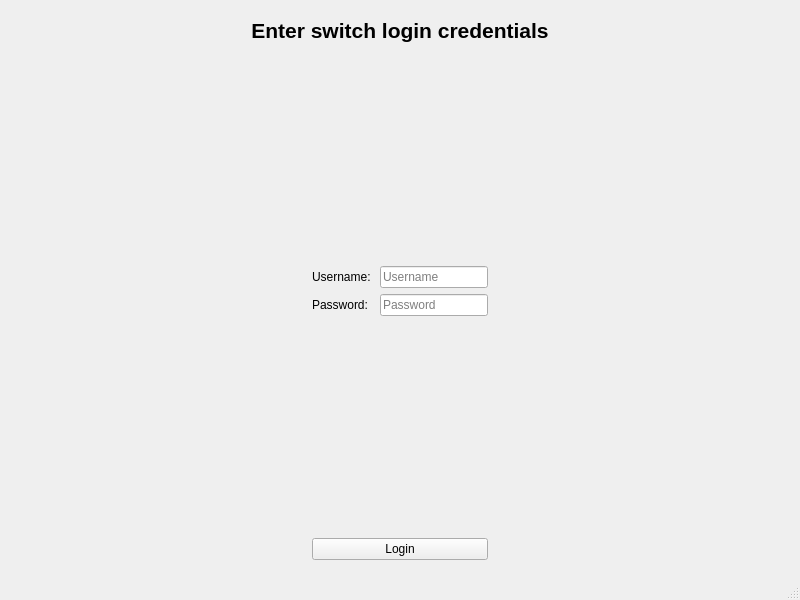
This is Ui_Files/main_window.ui in Verter18328/RPH-RougePortsHunter as Qt 5 draws it before an edit. The edited form follows.
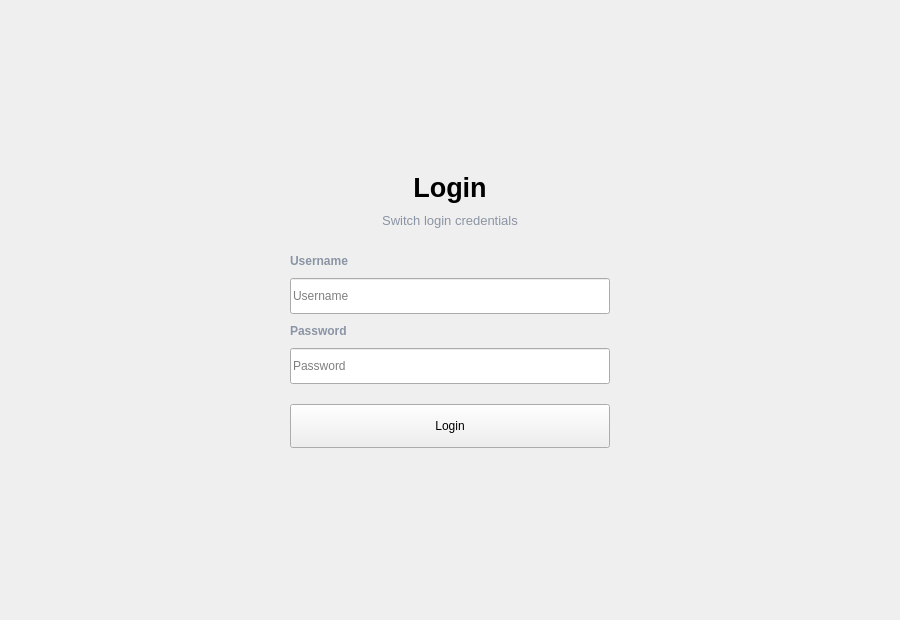
This is the edited form. The open tabs and pages were chosen to show the change.

Commit message: feat: motyw Qt, odświeżony GUI i animowany postęp pobierania

```diff
--- a/Ui_Files/main_window.ui
+++ b/Ui_Files/main_window.ui
@@ -6,16 +6,31 @@
    <rect>
     <x>0</x>
     <y>0</y>
-    <width>800</width>
-    <height>600</height>
+    <width>900</width>
+    <height>620</height>
    </rect>
   </property>
   <property name="windowTitle">
    <string>MainWindow</string>
   </property>
   <widget class="QWidget" name="centralwidget">
-   <layout class="QGridLayout" name="gridLayout">
-    <item row="1" column="0">
+   <layout class="QVBoxLayout" name="centralLayout">
+    <property name="leftMargin">
+     <number>0</number>
+    </property>
+    <property name="topMargin">
+     <number>0</number>
+    </property>
+    <property name="rightMargin">
+     <number>0</number>
+    </property>
+    <property name="bottomMargin">
+     <number>0</number>
+    </property>
+    <property name="spacing">
+     <number>0</number>
+    </property>
+    <item>
      <widget class="QStackedWidget" name="stackedWidget">
       <property name="currentIndex">
        <number>2</number>
@@ -144,16 +159,21 @@
        </layout>
       </widget>
       <widget class="QWidget" name="loginPage">
-       <layout class="QGridLayout" name="gridLayout_3">
-        <item row="0" column="1" colspan="4">
-         <widget class="QLabel" name="label_3">
-          <property name="text">
-           <string>&lt;html&gt;&lt;head/&gt;&lt;body&gt;&lt;p align=&quot;center&quot;&gt;&lt;span style=&quot; font-size:16pt; font-weight:600;&quot;&gt;Enter switch login credentials&lt;/span&gt;&lt;/p&gt;&lt;/body&gt;&lt;/html&gt;</string>
-          </property>
-         </widget>
-        </item>
-        <item row="1" column="0">
-         <spacer name="horizontalSpacer_5">
+       <layout class="QHBoxLayout" name="loginPageLayout">
+        <property name="leftMargin">
+         <number>40</number>
+        </property>
+        <property name="topMargin">
+         <number>40</number>
+        </property>
+        <property name="rightMargin">
+         <number>40</number>
+        </property>
+        <property name="bottomMargin">
+         <number>40</number>
+        </property>
+        <item>
+         <spacer name="loginLeftSpacer">
           <property name="orientation">
            <enum>Qt::Horizontal</enum>
           </property>
@@ -165,102 +185,210 @@
           </property>
          </spacer>
         </item>
-        <item row="1" column="2" colspan="2">
-         <spacer name="verticalSpacer_4">
-          <property name="orientation">
-           <enum>Qt::Vertical</enum>
-          </property>
-          <property name="sizeHint" stdset="0">
+        <item>
+         <widget class="QWidget" name="loginFormContainer" native="true">
+          <property name="minimumSize">
            <size>
-            <width>20</width>
-            <height>40</height>
+            <width>320</width>
+            <height>0</height>
            </size>
           </property>
-         </spacer>
-        </item>
-        <item row="2" column="1">
-         <spacer name="horizontalSpacer_7">
-          <property name="orientation">
-           <enum>Qt::Horizontal</enum>
-          </property>
-          <property name="sizeHint" stdset="0">
+          <property name="maximumSize">
            <size>
-            <width>40</width>
-            <height>20</height>
+            <width>380</width>
+            <height>16777215</height>
            </size>
           </property>
-         </spacer>
-        </item>
-        <item row="2" column="4">
-         <spacer name="horizontalSpacer_8">
-          <property name="orientation">
-           <enum>Qt::Horizontal</enum>
-          </property>
-          <property name="sizeHint" stdset="0">
-           <size>
-            <width>40</width>
-            <height>20</height>
-           </size>
-          </property>
-         </spacer>
-        </item>
-        <item row="2" column="2">
-         <widget class="QLabel" name="label_4">
-          <property name="sizePolicy">
-           <sizepolicy hsizetype="Maximum" vsizetype="Preferred">
-            <horstretch>0</horstretch>
-            <verstretch>0</verstretch>
-           </sizepolicy>
-          </property>
-          <property name="text">
-           <string>Username: </string>
-          </property>
+          <layout class="QVBoxLayout" name="loginLayout">
+           <property name="leftMargin">
+            <number>0</number>
+           </property>
+           <property name="topMargin">
+            <number>0</number>
+           </property>
+           <property name="rightMargin">
+            <number>0</number>
+           </property>
+           <property name="bottomMargin">
+            <number>0</number>
+           </property>
+           <property name="spacing">
+            <number>10</number>
+           </property>
+           <item>
+            <spacer name="loginTopSpacer">
+             <property name="orientation">
+              <enum>Qt::Vertical</enum>
+             </property>
+             <property name="sizeHint" stdset="0">
+              <size>
+               <width>20</width>
+               <height>40</height>
+              </size>
+             </property>
+            </spacer>
+           </item>
+           <item>
+            <widget class="QLabel" name="label_3">
+             <property name="text">
+              <string>Login</string>
+             </property>
+             <property name="alignment">
+              <set>Qt::AlignCenter</set>
+             </property>
+             <property name="font">
+              <font>
+               <pointsize>20</pointsize>
+               <bold>true</bold>
+              </font>
+             </property>
+            </widget>
+           </item>
+           <item>
+            <widget class="QLabel" name="loginSubtitle">
+             <property name="text">
+              <string>Switch login credentials</string>
+             </property>
+             <property name="alignment">
+              <set>Qt::AlignCenter</set>
+             </property>
+             <property name="font">
+              <font>
+               <pointsize>10</pointsize>
+              </font>
+             </property>
+             <property name="styleSheet">
+              <string notr="true">color: #8b94a4;</string>
+             </property>
+            </widget>
+           </item>
+           <item>
+            <spacer name="loginSpacerMid">
+             <property name="orientation">
+              <enum>Qt::Vertical</enum>
+             </property>
+             <property name="sizeType">
+              <enum>QSizePolicy::Fixed</enum>
+             </property>
+             <property name="sizeHint" stdset="0">
+              <size>
+               <width>20</width>
+               <height>16</height>
+              </size>
+             </property>
+            </spacer>
+           </item>
+           <item>
+            <widget class="QLabel" name="label_4">
+             <property name="text">
+              <string>Username</string>
+             </property>
+             <property name="font">
+              <font>
+               <pointsize>9</pointsize>
+               <bold>true</bold>
+              </font>
+             </property>
+             <property name="styleSheet">
+              <string notr="true">color: #8b94a4;</string>
+             </property>
+            </widget>
+           </item>
+           <item>
+            <widget class="QLineEdit" name="usernameInput">
+             <property name="minimumSize">
+              <size>
+               <width>0</width>
+               <height>36</height>
+              </size>
+             </property>
+             <property name="placeholderText">
+              <string>Username</string>
+             </property>
+            </widget>
+           </item>
+           <item>
+            <widget class="QLabel" name="label_5">
+             <property name="text">
+              <string>Password</string>
+             </property>
+             <property name="font">
+              <font>
+               <pointsize>9</pointsize>
+               <bold>true</bold>
+              </font>
+             </property>
+             <property name="styleSheet">
+              <string notr="true">color: #8b94a4;</string>
+             </property>
+            </widget>
+           </item>
+           <item>
+            <widget class="QLineEdit" name="passwordInput">
+             <property name="minimumSize">
+              <size>
+               <width>0</width>
+               <height>36</height>
+              </size>
+             </property>
+             <property name="echoMode">
+              <enum>QLineEdit::Password</enum>
+             </property>
+             <property name="placeholderText">
+              <string>Password</string>
+             </property>
+            </widget>
+           </item>
+           <item>
+            <spacer name="loginBeforeButtonSpacer">
+             <property name="orientation">
+              <enum>Qt::Vertical</enum>
+             </property>
+             <property name="sizeType">
+              <enum>QSizePolicy::Fixed</enum>
+             </property>
+             <property name="sizeHint" stdset="0">
+              <size>
+               <width>20</width>
+               <height>10</height>
+              </size>
+             </property>
+            </spacer>
+           </item>
+           <item>
+            <widget class="QPushButton" name="loginButton">
+             <property name="minimumSize">
+              <size>
+               <width>0</width>
+               <height>44</height>
+              </size>
+             </property>
+             <property name="text">
+              <string>Login</string>
+             </property>
+             <property name="cursor">
+              <cursorShape>PointingHandCursor</cursorShape>
+             </property>
+            </widget>
+           </item>
+           <item>
+            <spacer name="loginBottomSpacer">
+             <property name="orientation">
+              <enum>Qt::Vertical</enum>
+             </property>
+             <property name="sizeHint" stdset="0">
+              <size>
+               <width>20</width>
+               <height>40</height>
+              </size>
+             </property>
+            </spacer>
+           </item>
+          </layout>
          </widget>
         </item>
-        <item row="3" column="2">
-         <widget class="QLabel" name="label_5">
-          <property name="sizePolicy">
-           <sizepolicy hsizetype="Maximum" vsizetype="Maximum">
-            <horstretch>0</horstretch>
-            <verstretch>0</verstretch>
-           </sizepolicy>
-          </property>
-          <property name="text">
-           <string>Password: </string>
-          </property>
-         </widget>
-        </item>
-        <item row="3" column="3">
-         <widget class="QLineEdit" name="passwordInput">
-          <property name="sizePolicy">
-           <sizepolicy hsizetype="Maximum" vsizetype="Fixed">
-            <horstretch>0</horstretch>
-            <verstretch>0</verstretch>
-           </sizepolicy>
-          </property>
-          <property name="echoMode">
-           <enum>QLineEdit::Password</enum>
-          </property>
-          <property name="placeholderText">
-           <string>Password</string>
-          </property>
-         </widget>
-        </item>
-        <item row="2" column="3">
-         <widget class="QLineEdit" name="usernameInput">
-          <property name="sizePolicy">
-           <sizepolicy hsizetype="Maximum" vsizetype="Fixed">
-            <horstretch>0</horstretch>
-            <verstretch>0</verstretch>
-           </sizepolicy>
-          </property>
-          <property name="placeholderText">
-           <string>Username</string>
-          </property>
-         </widget>
-        </item>
-        <item row="1" column="5">
-         <spacer name="horizontalSpacer_6">
+        <item>
+         <spacer name="loginRightSpacer">
           <property name="orientation">
            <enum>Qt::Horizontal</enum>
           </property>
@@ -272,26 +400,6 @@
           </property>
          </spacer>
         </item>
-        <item row="4" column="2" colspan="2">
-         <spacer name="verticalSpacer_9">
-          <property name="orientation">
-           <enum>Qt::Vertical</enum>
-          </property>
-          <property name="sizeHint" stdset="0">
-           <size>
-            <width>20</width>
-            <height>40</height>
-           </size>
-          </property>
-         </spacer>
-        </item>
-        <item row="5" column="2" colspan="2">
-         <widget class="QPushButton" name="loginButton">
-          <property name="text">
-           <string>Login</string>
-          </property>
-         </widget>
-        </item>
        </layout>
       </widget>
       <widget class="QWidget" name="fetchingPage">
@@ -406,17 +514,6 @@
     </item>
    </layout>
   </widget>
-  <widget class="QMenuBar" name="menubar">
-   <property name="geometry">
-    <rect>
-     <x>0</x>
-     <y>0</y>
-     <width>800</width>
-     <height>22</height>
-    </rect>
-   </property>
-  </widget>
-  <widget class="QStatusBar" name="statusbar"/>
  </widget>
  <resources/>
  <connections/>
```
Left out of the diff: 436 changed lines with no effect on the pictures. The commit also changes 7 other files.
